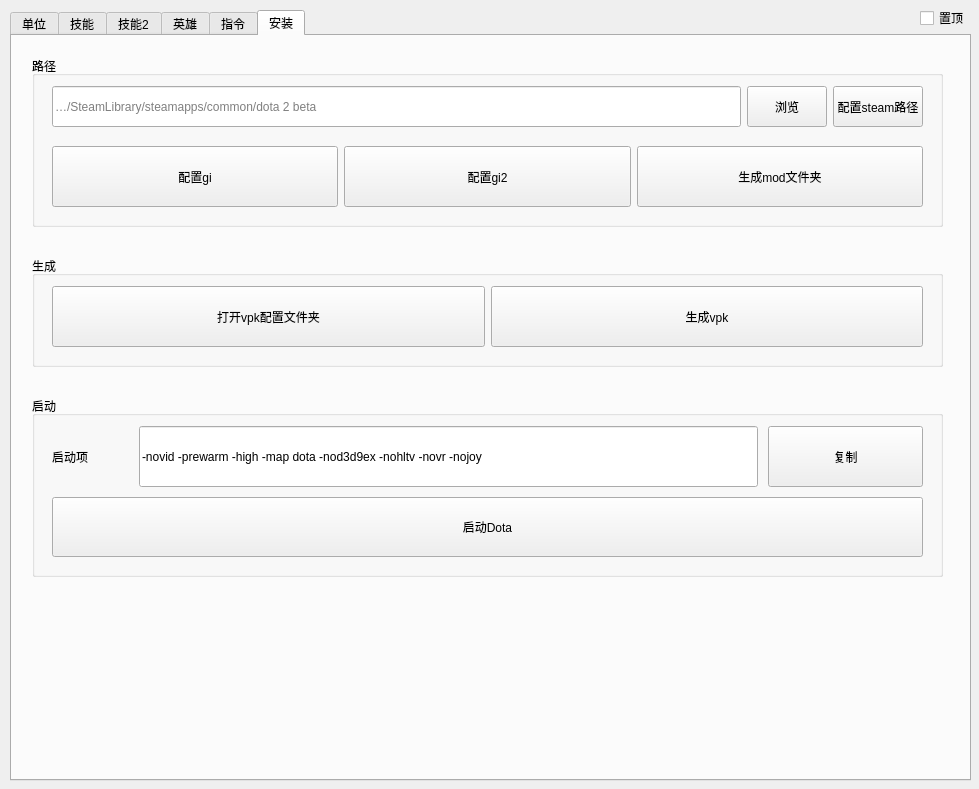
The window that untitled.ui (JeremyChim/Dota-Tool) describes before a commit, drawn with Qt 5.
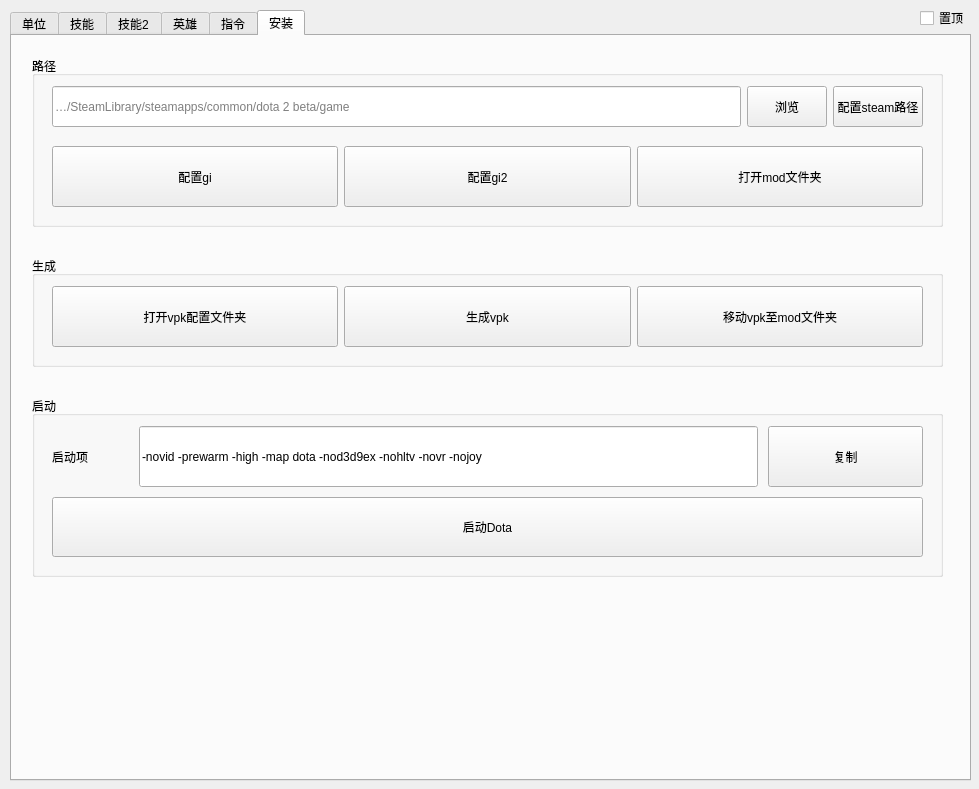
The same window after the commit. The open tabs and pages were chosen to show the change.

Commit message: add config_steam_path add get_steam_url add open_gi_file add open_gi2_file add open_mod_file add move_vpk_mod add start_dota2 del vpk\pak..\scripts\npc\npc_units.txt

Patch:
```diff
--- a/untitled.ui
+++ b/untitled.ui
@@ -2429,7 +2429,7 @@
           </sizepolicy>
          </property>
          <property name="text">
-          <string>生成mod文件夹</string>
+          <string>打开mod文件夹</string>
          </property>
         </widget>
        </item>
@@ -2457,7 +2457,7 @@
           <string/>
          </property>
          <property name="placeholderText">
-          <string>…/SteamLibrary/steamapps/common/dota 2 beta</string>
+          <string>…/SteamLibrary/steamapps/common/dota 2 beta/game</string>
          </property>
         </widget>
        </item>
@@ -2538,6 +2538,19 @@
          </property>
         </widget>
        </item>
+       <item>
+        <widget class="QPushButton" name="pushButton_59">
+         <property name="sizePolicy">
+          <sizepolicy hsizetype="Minimum" vsizetype="Preferred">
+           <horstretch>0</horstretch>
+           <verstretch>0</verstretch>
+          </sizepolicy>
+         </property>
+         <property name="text">
+          <string>移动vpk至mod文件夹</string>
+         </property>
+        </widget>
+       </item>
       </layout>
      </widget>
     </widget>
```
Left out of the diff: 2 changed lines with no effect on the pictures. The commit also changes 4 other files.
